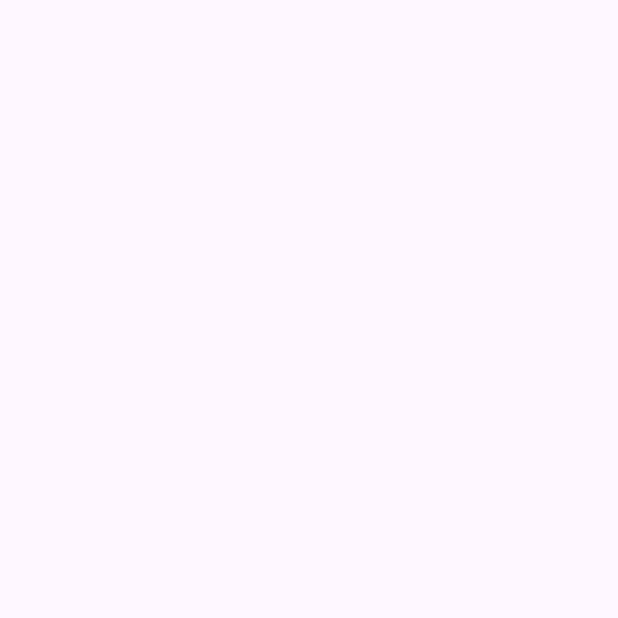
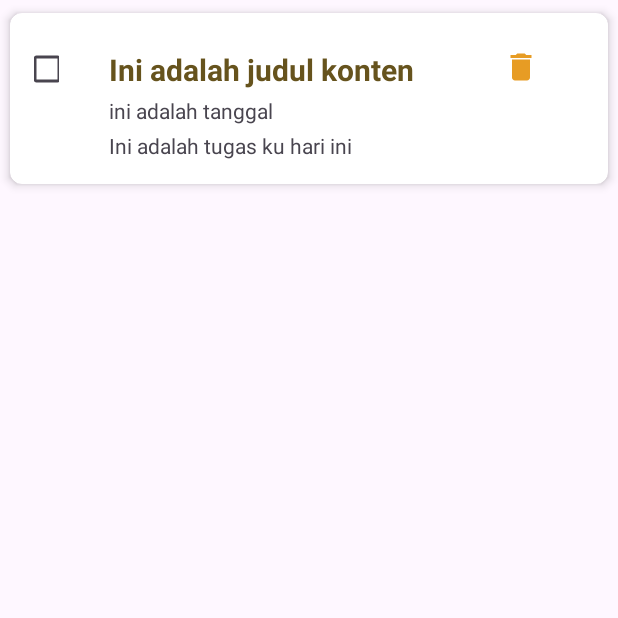
Before and after one commit to Bersama-Team/MariNugas, an Android app: the list_tugas screen opened directly, with no data from a screen before it, on a phone screen of 412 x 824 dp, the top half of it. Before the commit the part shown is empty. Run offline under Robolectric (Android 15) with nearby library versions, the phone set to English and light mode, and no system bars.

Commit message:
erli menambahkan ikon hapus dan check box

```diff
--- a/app/src/main/java/com/example/marinugas/MainActivity.kt
+++ b/app/src/main/java/com/example/marinugas/MainActivity.kt
@@ -14,5 +14,10 @@ class MainActivity : AppCompatActivity() {
         btn_detail.setOnClickListener {
             startActivity(Intent(this@MainActivity, detail_tugas::class.java))
         }
+
+        val btn_list = findViewById<Button>(R.id.btn_list)
+        btn_list.setOnClickListener {
+            startActivity(Intent(this@MainActivity, list_tugas::class.java))
+        }
     }
 }
--- /dev/null
+++ b/app/src/main/res/drawable/baseline_delete_24.xml
@@ -0,0 +1,5 @@
+<vector android:height="24dp" android:tint="#E79C24"
+    android:viewportHeight="24" android:viewportWidth="24"
+    android:width="24dp" xmlns:android="http://schemas.android.com/apk/res/android">
+    <path android:fillColor="@android:color/white" android:pathData="M6,19c0,1.1 0.9,2 2,2h8c1.1,0 2,-0.9 2,-2V7H6v12zM19,4h-3.5l-1,-1h-5l-1,1H5v2h14V4z"/>
+</vector>
--- a/app/src/main/res/layout/activity_list_tugas.xml
+++ b/app/src/main/res/layout/activity_list_tugas.xml
@@ -1,9 +1,72 @@
 <?xml version="1.0" encoding="utf-8"?>
-<androidx.constraintlayout.widget.ConstraintLayout xmlns:android="http://schemas.android.com/apk/res/android"
-    xmlns:app="http://schemas.android.com/apk/res-auto"
-    xmlns:tools="http://schemas.android.com/tools"
-    android:layout_width="match_parent"
-    android:layout_height="match_parent"
-    tools:context=".list_tugas">
 
-</androidx.constraintlayout.widget.ConstraintLayout>
+    <androidx.cardview.widget.CardView
+        xmlns:android="http://schemas.android.com/apk/res/android"
+        xmlns:app="http://schemas.android.com/apk/res-auto"
+        android:layout_width="match_parent"
+        android:layout_height="wrap_content"
+        app:cardCornerRadius="8dp"
+        app:cardElevation="4dp"
+        app:cardUseCompatPadding="true">
+
+        <LinearLayout xmlns:android="http://schemas.android.com/apk/res/android"
+            android:layout_width="match_parent"
+            android:layout_height="wrap_content"
+            android:orientation="vertical"
+            android:padding="16dp">
+
+
+            <RelativeLayout
+                android:layout_width="match_parent"
+                android:layout_height="wrap_content"
+                android:orientation="horizontal"
+                android:layout_marginTop="8dp">
+
+                <CheckBox
+                    android:id="@+id/checkbox_list"
+                    android:layout_width="24dp"
+                    android:layout_height="24dp"
+                    android:layout_alignParentEnd="true"
+                    android:layout_marginEnd="350dp"
+                    android:layout_centerVertical="true"
+                    android:onClick="onCheckboxClicked" />
+
+                <TextView
+                    android:id="@+id/titleTextView"
+                    android:layout_width="wrap_content"
+                    android:layout_height="wrap_content"
+                    android:layout_marginStart="50dp"
+                    android:text="Ini adalah judul konten"
+                    android:textColor="#66531D"
+                    android:textStyle="bold"
+                    android:textSize="20dp"/>
+
+                <ImageView
+                    android:id="@+id/deleteButton"
+                    android:layout_width="24dp"
+                    android:layout_height="24dp"
+                    android:layout_alignParentEnd="true"
+                    android:layout_marginEnd="30dp"
+                    android:src="@drawable/baseline_delete_24"/>
+            </RelativeLayout>
+
+
+            <TextView
+                android:id="@+id/contentTanggalview"
+                android:layout_width="wrap_content"
+                android:layout_height="wrap_content"
+                android:text="ini adalah tanggal"
+                android:layout_marginStart="50dp"
+                android:maxLines="3"
+                android:layout_marginTop="4dp"/>
+            <TextView
+                android:id="@+id/contentTextview"
+                android:layout_width="wrap_content"
+                android:layout_height="wrap_content"
+                android:text="Ini adalah tugas ku hari ini"
+                android:layout_marginStart="50dp"
+                android:maxLines="3"
+                android:layout_marginTop="4dp"/>
+        </LinearLayout>
+
+    </androidx.cardview.widget.CardView>
--- a/app/src/main/res/layout/activity_main.xml
+++ b/app/src/main/res/layout/activity_main.xml
@@ -17,4 +17,16 @@
         app:layout_constraintTop_toTopOf="parent"
         tools:ignore="MissingConstraints" />
 
+    <Button
+        android:id="@+id/btn_list"
+        android:layout_width="wrap_content"
+        android:layout_height="wrap_content"
+        android:text="Ke list tugas"
+        app:layout_constraintBottom_toBottomOf="parent"
+        app:layout_constraintEnd_toEndOf="parent"
+        app:layout_constraintHorizontal_bias="0.498"
+        app:layout_constraintStart_toStartOf="parent"
+        app:layout_constraintTop_toBottomOf="@+id/btn_detail"
+        tools:ignore="MissingConstraints" />
+
 </androidx.constraintlayout.widget.ConstraintLayout>
```
Also changed, not shown: 1 other file.
